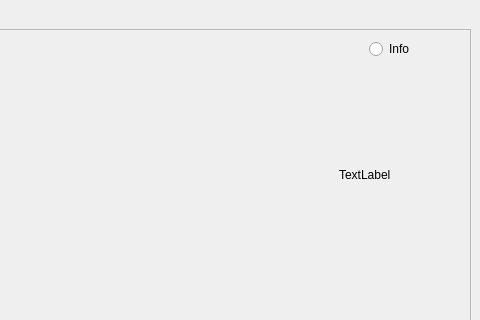
Above: Vattenfall_ws/src/user_interface/user_interface/P5_GUI.ui from jens1906/Robotteknologi-5.-semester before the change; both pictures show x 320 to 800 and y 0 to 320 of the 800 by 480 pixel window. Below: the same form after it.
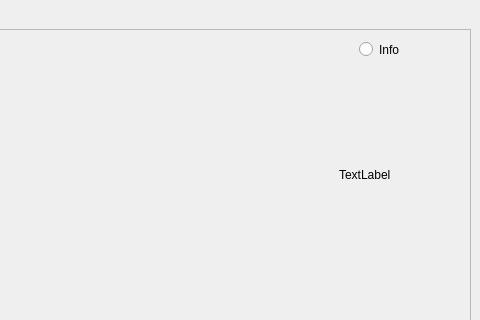
That is the form after the change. The open tabs and pages were chosen to show the change. Custom widgets are drawn as their Qt base class.

Patch:
```diff
--- a/Vattenfall_ws/src/user_interface/user_interface/P5_GUI.ui
+++ b/Vattenfall_ws/src/user_interface/user_interface/P5_GUI.ui
@@ -131,10 +131,10 @@
       <widget class="QRadioButton" name="radioButton">
        <property name="geometry">
         <rect>
-         <x>680</x>
-         <y>10</y>
-         <width>92</width>
-         <height>20</height>
+         <x>670</x>
+         <y>0</y>
+         <width>111</width>
+         <height>41</height>
         </rect>
        </property>
        <property name="text">
```
Left out of the diff: 2 changed lines with no effect on the pictures.
